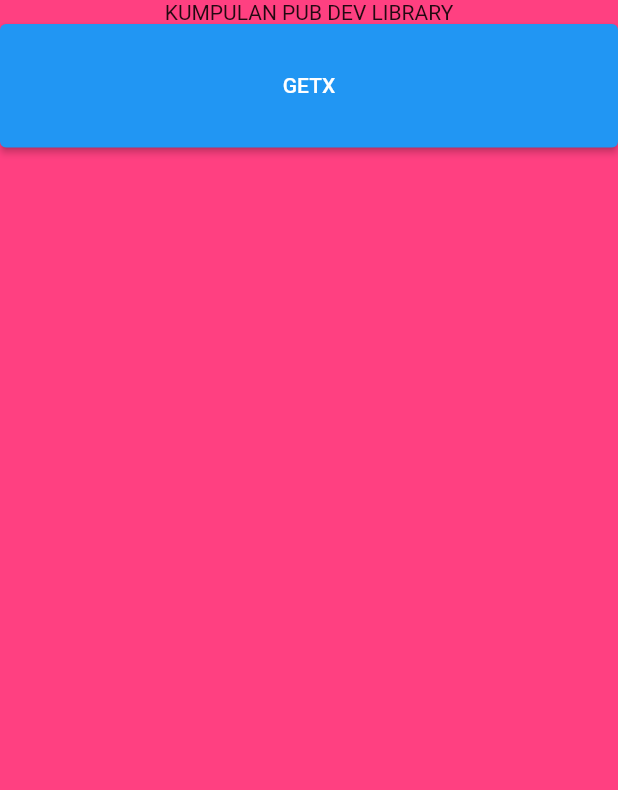
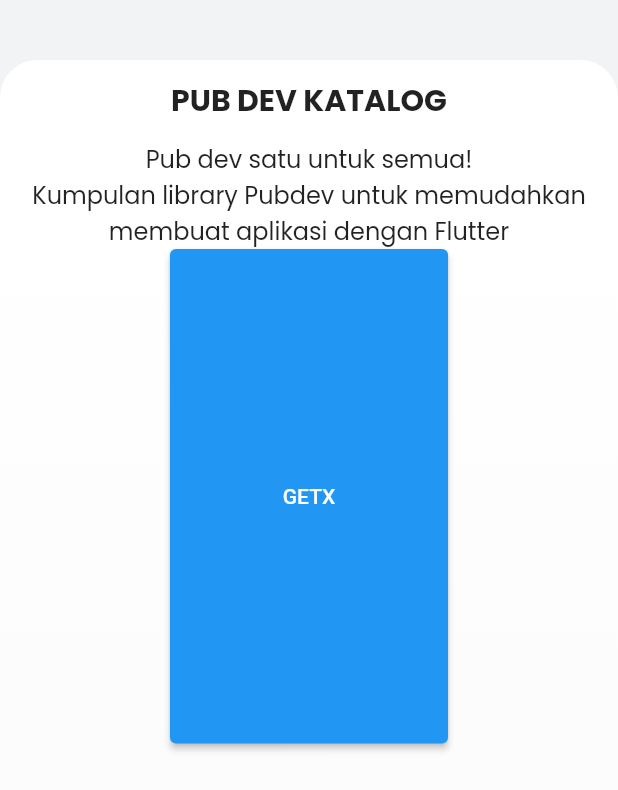
Before and after one commit to Shuusan/Tutorial-Flutter-PUBDEV, a Flutter app: the screen it shows after launch, on a phone screen of 412 x 824 dp. Shown: the top 790 px of the screen. Run offline on Flutter 3.47's test engine with Material 2 defaults, Android fonts, the phone set to English and light mode, and no system bars; our stand-ins replace get, google_fonts.

Commit message:
003 - Xd Design

```diff
--- a/lib/main.dart
+++ b/lib/main.dart
@@ -1,8 +1,6 @@
 import 'package:flutter/material.dart';
 import 'package:get/get.dart';
 import 'package:pub_dev_collection/views/main_view.dart';
-
-import 'views/getx_view.dart';
 
 void main() {
   runApp(const MainApp());
--- a/lib/views/main_view.dart
+++ b/lib/views/main_view.dart
@@ -1,52 +1,145 @@
 import 'package:flutter/material.dart';
 import 'package:get/get.dart';
-import 'package:pub_dev_collection/const/pub_dev_list.dart';
+import 'package:google_fonts/google_fonts.dart';
+import 'package:pub_dev_collection/views/getx_view.dart';
 
-import 'getx_view.dart';
+import '../const/pub_dev_list.dart';
 
 class MainView extends StatelessWidget {
   const MainView({super.key});
 
   @override
   Widget build(BuildContext context) {
-    return Container(
-      width: Get.width,
-      height: Get.height,
-      color: Colors.pinkAccent,
+    return Stack(
+      children: [
+        SizedBox(
           child: Column(
             children: [
-          const Center(
-            child: Text("KUMPULAN PUB DEV LIBRARY"),
+              Container(
+                width: Get.width,
+                height: Get.height * .175,
+                decoration: const BoxDecoration(
+                  color: Color(0xfff1f3f4),
+                ),
+              ),
+              Expanded(
+                child: Container(
+                  width: Get.width,
+                  decoration: const BoxDecoration(
+                    gradient: LinearGradient(
+                      begin: Alignment(0.0, -1.0),
+                      end: Alignment(0.0, 1.0),
+                      colors: [Color(0xff8dcec5), Color(0xfff7f9f9), Color(0xfffafafa)],
+                      stops: [0.0, 0.765, 1.0],
+                    ),
+                  ),
+                ),
+              ),
+            ],
+          ),
+        ),
+
+        Align(
+          alignment: Alignment.center,
+          child: Padding(
+            padding: const EdgeInsets.only(top: 40),
+            child: Container(
+              width: 790,
+              height: Get.height - 40,
+              decoration: BoxDecoration(
+                borderRadius: BorderRadius.circular(25.0),
+                gradient: const LinearGradient(
+                  begin: Alignment(0.0, -0.78),
+                  end: Alignment(0.0, 0.85),
+                  colors: [Color(0xffffffff), Color(0xfffafafa)],
+                  stops: [0.0, 1.0],
+                ),
+              ),
+              child: Column(
+                children: [
+                  Padding(
+                    padding: const EdgeInsets.all(12.0),
+                    child: Text(
+                      "PUB DEV KATALOG",
+                      style: GoogleFonts.poppins(fontSize: 20, fontWeight: FontWeight.bold),
+                    ),
+                  ),
+                  Text(
+                    "Pub dev satu untuk semua!\nKumpulan library Pubdev untuk memudahkan membuat aplikasi dengan Flutter",
+                    style: GoogleFonts.poppins(fontSize: 16, fontWeight: FontWeight.w400),
+                    textAlign: TextAlign.center,
                   ),
                   Expanded(
                     child: ListView.builder(
                       itemCount: listPubDev.length,
-              prototypeItem: SizedBox(
-                width: Get.width * .8,
-                height: Get.height * .1,
-                child: ElevatedButton(
-                  onPressed: () {},
-                  child: const SizedBox(),
+                      prototypeItem: UnconstrainedBox(
+                        child: SizedBox(
+                          width: Get.width * .45,
+                          height: Get.height * .4,
                         ),
                       ),
                       itemBuilder: (context, index) {
-                return SizedBox(
-                  width: Get.width * .8,
-                  height: Get.height * .1,
+                        return UnconstrainedBox(
+                          child: SizedBox(
+                            width: Get.width * .45,
+                            height: Get.height * .4,
                             child: ElevatedButton(
                                 onPressed: () {
                                   Get.to(const GetXVIew());
                                 },
+                                style: ElevatedButton.styleFrom(),
                                 child: Center(
                                   child: Text(listPubDev[index]),
-                    ),
+                                )),
                           ),
                         );
                       },
                     ),
-          )
+                  ),
                 ],
               ),
+            ),
+          ),
+        ),
+        // SizedBox(
+        //   width: Get.width,
+        //   height: Get.height,
+        //   child: Column(
+        //     children: [
+        //       const Center(
+        //         child: Text("KUMPULAN PUB DEV LIBRARY"),
+        //       ),
+        //       Expanded(
+        //         child: ListView.builder(
+        //           itemCount: listPubDev.length,
+        //           prototypeItem: UnconstrainedBox(
+        //             child: SizedBox(
+        //               width: Get.width * .8,
+        //               height: Get.height * .1,
+        //             ),
+        //           ),
+        //           itemBuilder: (context, index) {
+        //             return UnconstrainedBox(
+        //               child: SizedBox(
+        //                 width: Get.width * .8,
+        //                 height: Get.height * .1,
+        //                 child: ElevatedButton(
+        //                   onPressed: () {
+        //                     Get.to(const GetXVIew());
+        //                   },
+        //                   child: Center(
+        //                     child: Text(listPubDev[index]),
+        //                   ),
+        //                 ),
+        //               ),
+        //             );
+        //           },
+        //         ),
+        //       )
+        //     ],
+        //   ),
+        // ),
+      ],
     );
   }
 }
--- a/pubspec.yaml
+++ b/pubspec.yaml
@@ -10,6 +10,7 @@
   flutter:
     sdk: flutter
   get: ^4.6.5
+  google_fonts: ^4.0.3
 
 dev_dependencies:
   flutter_lints: ^2.0.0
```
Also changed, not shown: pubspec.lock, 1 other file. Lines whose indentation alone changed are shown as unchanged.
